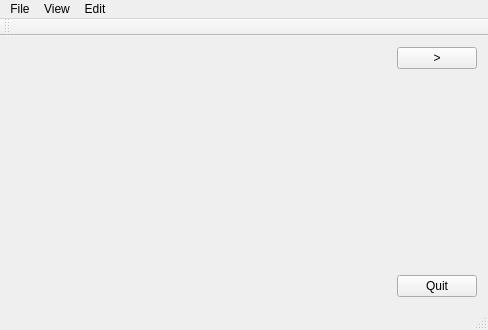
lishunan246/cg, file mainwindow.ui: the form before one commit.
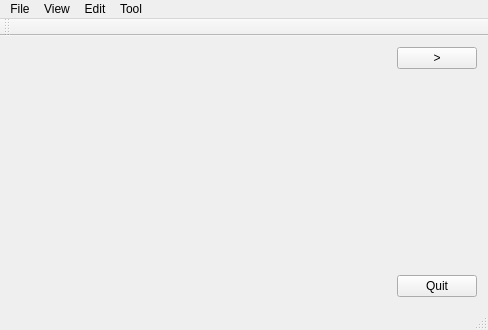
The form after the commit. Custom widgets are drawn as their Qt base class.

Commit message: Screenshot function added

```diff
--- a/mainwindow.ui
+++ b/mainwindow.ui
@@ -90,9 +90,16 @@
     </property>
     <addaction name="actionSet_color"/>
    </widget>
+   <widget class="QMenu" name="menuTool">
+    <property name="title">
+     <string>Tool</string>
+    </property>
+    <addaction name="actionScreenshot"/>
+   </widget>
    <addaction name="menuFile"/>
    <addaction name="menuView"/>
    <addaction name="menuEdit"/>
+   <addaction name="menuTool"/>
   </widget>
   <widget class="QToolBar" name="mainToolBar">
    <attribute name="toolBarArea">
```
Left out of the diff: 22 changed lines with no effect on the pictures. The commit also changes 2 other files.
